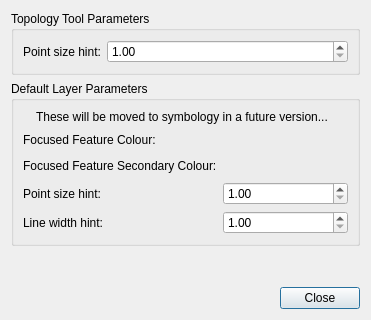
Above: src/qt-widgets/ConfigureCanvasToolGeometryRenderParametersDialogUi.ui from GPlates/GPlates before the change. Below: the same form after it.
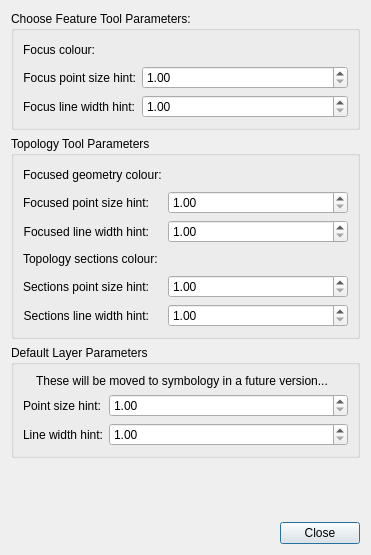
That is the form after the change. Icons and pictures are not drawn.

Commit message: (trunk) User can configure focused feature point/line size and topology focused colour/point/line and topology sections colour/point/line.

```diff
--- a/src/qt-widgets/ConfigureCanvasToolGeometryRenderParametersDialogUi.ui
+++ b/src/qt-widgets/ConfigureCanvasToolGeometryRenderParametersDialogUi.ui
@@ -7,7 +7,7 @@
     <x>0</x>
     <y>0</y>
     <width>371</width>
-    <height>320</height>
+    <height>555</height>
    </rect>
   </property>
   <property name="windowTitle">
@@ -21,6 +21,105 @@
    <bool>true</bool>
   </property>
   <layout class="QVBoxLayout" name="verticalLayout">
+   <item>
+    <widget class="QGroupBox" name="choose_feature_tool_groupbox">
+     <property name="title">
+      <string>Choose Feature Tool Parameters:</string>
+     </property>
+     <layout class="QFormLayout" name="formLayout">
+      <property name="fieldGrowthPolicy">
+       <enum>QFormLayout::AllNonFixedFieldsGrow</enum>
+      </property>
+      <item row="1" column="0">
+       <widget class="QLabel" name="focused_feature_clicked_geometry_colour_label">
+        <property name="text">
+         <string>Focus colour:</string>
+        </property>
+       </widget>
+      </item>
+      <item row="1" column="1">
+       <widget class="QWidget" name="focused_feature_clicked_geometry_colour_widget" native="true">
+        <layout class="QHBoxLayout" name="horizontalLayout">
+         <property name="spacing">
+          <number>0</number>
+         </property>
+         <property name="margin">
+          <number>0</number>
+         </property>
+         <item>
+          <widget class="QWidget" name="focused_feature_clicked_geometry_colour_button_placeholder_widget" native="true"/>
+         </item>
+         <item>
+          <spacer name="horizontalSpacer">
+           <property name="orientation">
+            <enum>Qt::Horizontal</enum>
+           </property>
+           <property name="sizeHint" stdset="0">
+            <size>
+             <width>203</width>
+             <height>20</height>
+            </size>
+           </property>
+          </spacer>
+         </item>
+        </layout>
+       </widget>
+      </item>
+      <item row="3" column="0">
+       <widget class="QLabel" name="focused_feature_point_size_hint_label">
+        <property name="text">
+         <string>Focus point size hint:</string>
+        </property>
+        <property name="alignment">
+         <set>Qt::AlignRight|Qt::AlignTrailing|Qt::AlignVCenter</set>
+        </property>
+       </widget>
+      </item>
+      <item row="3" column="1">
+       <widget class="QDoubleSpinBox" name="focused_feature_point_size_hint_spinbox">
+        <property name="decimals">
+         <number>2</number>
+        </property>
+        <property name="minimum">
+         <double>1.000000000000000</double>
+        </property>
+        <property name="maximum">
+         <double>20.000000000000000</double>
+        </property>
+        <property name="singleStep">
+         <double>0.200000000000000</double>
+        </property>
+       </widget>
+      </item>
+      <item row="5" column="0">
+       <widget class="QLabel" name="focused_feature_line_width_hint_label">
+        <property name="text">
+         <string>Focus line width hint:</string>
+        </property>
+        <property name="alignment">
+         <set>Qt::AlignRight|Qt::AlignTrailing|Qt::AlignVCenter</set>
+        </property>
+       </widget>
+      </item>
+      <item row="5" column="1">
+       <widget class="QDoubleSpinBox" name="focused_feature_line_width_hint_spinbox">
+        <property name="decimals">
+         <number>2</number>
+        </property>
+        <property name="minimum">
+         <double>1.000000000000000</double>
+        </property>
+        <property name="maximum">
+         <double>20.000000000000000</double>
+        </property>
+        <property name="singleStep">
+         <double>0.200000000000000</double>
+        </property>
+       </widget>
+      </item>
+     </layout>
+    </widget>
+   </item>
    <item>
     <widget class="QGroupBox" name="topology_tools_groupbox">
      <property name="title">
@@ -30,12 +129,163 @@
       <item row="0" column="0">
        <widget class="QLabel" name="label">
         <property name="text">
-         <string>Point size hint:</string>
+         <string>Focused geometry colour:</string>
         </property>
        </widget>
       </item>
       <item row="0" column="1">
-       <widget class="QDoubleSpinBox" name="point_size_hint_spinbox">
+       <widget class="QWidget" name="topology_focus_colour_widget" native="true">
+        <layout class="QHBoxLayout" name="horizontalLayout_3">
+         <property name="spacing">
+          <number>0</number>
+         </property>
+         <property name="margin">
+          <number>0</number>
+         </property>
+         <item>
+          <widget class="QWidget" name="topology_focus_colour_button_placeholder_widget" native="true"/>
+         </item>
+         <item>
+          <spacer name="horizontalSpacer_3">
+           <property name="orientation">
+            <enum>Qt::Horizontal</enum>
+           </property>
+           <property name="sizeHint" stdset="0">
+            <size>
+             <width>203</width>
+             <height>20</height>
+            </size>
+           </property>
+          </spacer>
+         </item>
+        </layout>
+       </widget>
+      </item>
+      <item row="1" column="0">
+       <widget class="QLabel" name="topology_focus_point_size_hint_label">
+        <property name="text">
+         <string>Focused point size hint:</string>
+        </property>
+        <property name="alignment">
+         <set>Qt::AlignRight|Qt::AlignTrailing|Qt::AlignVCenter</set>
+        </property>
+       </widget>
+      </item>
+      <item row="1" column="1">
+       <widget class="QDoubleSpinBox" name="topology_focus_point_size_hint_spinbox">
+        <property name="decimals">
+         <number>2</number>
+        </property>
+        <property name="minimum">
+         <double>1.000000000000000</double>
+        </property>
+        <property name="maximum">
+         <double>20.000000000000000</double>
+        </property>
+        <property name="singleStep">
+         <double>0.200000000000000</double>
+        </property>
+       </widget>
+      </item>
+      <item row="2" column="0">
+       <widget class="QLabel" name="topology_focus_line_width_hint_label">
+        <property name="text">
+         <string>Focused line width hint:</string>
+        </property>
+        <property name="alignment">
+         <set>Qt::AlignRight|Qt::AlignTrailing|Qt::AlignVCenter</set>
+        </property>
+       </widget>
+      </item>
+      <item row="2" column="1">
+       <widget class="QDoubleSpinBox" name="topology_focus_line_width_hint_spinbox">
+        <property name="decimals">
+         <number>2</number>
+        </property>
+        <property name="minimum">
+         <double>1.000000000000000</double>
+        </property>
+        <property name="maximum">
+         <double>20.000000000000000</double>
+        </property>
+        <property name="singleStep">
+         <double>0.200000000000000</double>
+        </property>
+       </widget>
+      </item>
+      <item row="3" column="0">
+       <widget class="QLabel" name="topology_sections_colour_label">
+        <property name="text">
+         <string>Topology sections colour:</string>
+        </property>
+       </widget>
+      </item>
+      <item row="3" column="1">
+       <widget class="QWidget" name="topology_sections_colour_widget" native="true">
+        <layout class="QHBoxLayout" name="horizontalLayout_2">
+         <property name="spacing">
+          <number>0</number>
+         </property>
+         <property name="margin">
+          <number>0</number>
+         </property>
+         <item>
+          <widget class="QWidget" name="topology_sections_colour_button_placeholder_widget" native="true"/>
+         </item>
+         <item>
+          <spacer name="horizontalSpacer_2">
+           <property name="orientation">
+            <enum>Qt::Horizontal</enum>
+           </property>
+           <property name="sizeHint" stdset="0">
+            <size>
+             <width>203</width>
+             <height>20</height>
+            </size>
+           </property>
+          </spacer>
+         </item>
+        </layout>
+       </widget>
+      </item>
+      <item row="4" column="0">
+       <widget class="QLabel" name="topology_sections_point_size_hint_label">
+        <property name="text">
+         <string>Sections point size hint:</string>
+        </property>
+        <property name="alignment">
+         <set>Qt::AlignRight|Qt::AlignTrailing|Qt::AlignVCenter</set>
+        </property>
+       </widget>
+      </item>
+      <item row="4" column="1">
+       <widget class="QDoubleSpinBox" name="topology_sections_point_size_hint_spinbox">
+        <property name="decimals">
+         <number>2</number>
+        </property>
+        <property name="minimum">
+         <double>1.000000000000000</double>
+        </property>
+        <property name="maximum">
+         <double>20.000000000000000</double>
+        </property>
+        <property name="singleStep">
+         <double>0.200000000000000</double>
+        </property>
+       </widget>
+      </item>
+      <item row="5" column="0">
+       <widget class="QLabel" name="topology_sections_line_width_hint_label">
+        <property name="text">
+         <string>Sections line width hint:</string>
+        </property>
+        <property name="alignment">
+         <set>Qt::AlignRight|Qt::AlignTrailing|Qt::AlignVCenter</set>
+        </property>
+       </widget>
+      </item>
+      <item row="5" column="1">
+       <widget class="QDoubleSpinBox" name="topology_sections_line_width_hint_spinbox">
         <property name="decimals">
          <number>2</number>
         </property>
@@ -58,7 +308,7 @@
      <property name="title">
       <string>Default Layer Parameters</string>
      </property>
-     <layout class="QFormLayout" name="formLayout">
+     <layout class="QFormLayout" name="formLayout_3">
       <item row="0" column="0" colspan="2">
        <layout class="QHBoxLayout" name="reconstruction_layer_warning_layout">
         <property name="margin">
@@ -89,109 +339,7 @@
         </item>
        </layout>
       </item>
-      <item row="4" column="1">
-       <widget class="QWidget" name="focused_feature_clicked_geometry_colour_widget" native="true">
-        <layout class="QHBoxLayout" name="horizontalLayout">
-         <property name="spacing">
-          <number>0</number>
-         </property>
-         <property name="margin">
-          <number>0</number>
-         </property>
-         <item>
-          <widget class="QWidget" name="focused_feature_clicked_geometry_colour_button_placeholder_widget" native="true"/>
-         </item>
-         <item>
-          <spacer name="horizontalSpacer">
-           <property name="orientation">
-            <enum>Qt::Horizontal</enum>
-           </property>
-           <property name="sizeHint" stdset="0">
-            <size>
-             <width>203</width>
-             <height>20</height>
-            </size>
-           </property>
-          </spacer>
-         </item>
-        </layout>
-       </widget>
-      </item>
-      <item row="8" column="1">
-       <widget class="QWidget" name="focused_feature_non_clicked_geometry_colour_widget" native="true">
-        <layout class="QHBoxLayout" name="horizontalLayout_2">
-         <property name="spacing">
-          <number>0</number>
-         </property>
-         <property name="margin">
-          <number>0</number>
-         </property>
-         <item>
-          <widget class="QWidget" name="focused_feature_non_clicked_geometry_colour_button_placeholder_widget" native="true"/>
-         </item>
-         <item>
-          <spacer name="horizontalSpacer_2">
-           <property name="orientation">
-            <enum>Qt::Horizontal</enum>
-           </property>
-           <property name="sizeHint" stdset="0">
-            <size>
-             <width>203</width>
-             <height>20</height>
-            </size>
-           </property>
-          </spacer>
-         </item>
-        </layout>
-       </widget>
-      </item>
-      <item row="10" column="1">
-       <widget class="QDoubleSpinBox" name="reconstruction_layer_point_size_hint_spinbox">
-        <property name="decimals">
-         <number>2</number>
-        </property>
-        <property name="minimum">
-         <double>1.000000000000000</double>
-        </property>
-        <property name="maximum">
-         <double>20.000000000000000</double>
-        </property>
-        <property name="singleStep">
-         <double>0.200000000000000</double>
-        </property>
-       </widget>
-      </item>
-      <item row="13" column="1">
-       <widget class="QDoubleSpinBox" name="reconstruction_layer_line_width_hint_spinbox">
-        <property name="decimals">
-         <number>2</number>
-        </property>
-        <property name="minimum">
-         <double>1.000000000000000</double>
-        </property>
-        <property name="maximum">
-         <double>20.000000000000000</double>
-        </property>
-        <property name="singleStep">
-         <double>0.200000000000000</double>
-        </property>
-       </widget>
-      </item>
-      <item row="4" column="0">
-       <widget class="QLabel" name="focused_feature_clicked_geometry_colour_label">
-        <property name="text">
-         <string>Focused Feature Colour:</string>
-        </property>
-       </widget>
-      </item>
-      <item row="8" column="0">
-       <widget class="QLabel" name="focused_feature_non_clicked_geometry_colour_label">
-        <property name="text">
-         <string>Focused Feature Secondary Colour:</string>
-        </property>
-       </widget>
-      </item>
-      <item row="10" column="0">
+      <item row="1" column="0">
        <widget class="QLabel" name="reconstruction_layer_point_size_hint_label">
         <property name="text">
          <string>Point size hint:</string>
@@ -199,12 +347,25 @@
         <property name="alignment">
          <set>Qt::AlignRight|Qt::AlignTrailing|Qt::AlignVCenter</set>
         </property>
-        <property name="buddy">
-         <cstring>reconstruction_layer_point_size_hint_spinbox</cstring>
+       </widget>
+      </item>
+      <item row="1" column="1">
+       <widget class="QDoubleSpinBox" name="reconstruction_layer_point_size_hint_spinbox">
+        <property name="decimals">
+         <number>2</number>
         </property>
+        <property name="minimum">
+         <double>1.000000000000000</double>
+        </property>
+        <property name="maximum">
+         <double>20.000000000000000</double>
+        </property>
+        <property name="singleStep">
+         <double>0.200000000000000</double>
+        </property>
        </widget>
       </item>
-      <item row="13" column="0">
+      <item row="2" column="0">
        <widget class="QLabel" name="reconstruction_layer_line_width_hint_label">
         <property name="text">
          <string>Line width hint:</string>
@@ -212,8 +373,21 @@
         <property name="alignment">
          <set>Qt::AlignRight|Qt::AlignTrailing|Qt::AlignVCenter</set>
         </property>
-        <property name="buddy">
-         <cstring>reconstruction_layer_line_width_hint_spinbox</cstring>
+       </widget>
+      </item>
+      <item row="2" column="1">
+       <widget class="QDoubleSpinBox" name="reconstruction_layer_line_width_hint_spinbox">
+        <property name="decimals">
+         <number>2</number>
+        </property>
+        <property name="minimum">
+         <double>1.000000000000000</double>
+        </property>
+        <property name="maximum">
+         <double>20.000000000000000</double>
+        </property>
+        <property name="singleStep">
+         <double>0.200000000000000</double>
         </property>
        </widget>
       </item>
```
Left out of the diff: 6 changed lines with no effect on the pictures. The commit also changes 6 other files.
